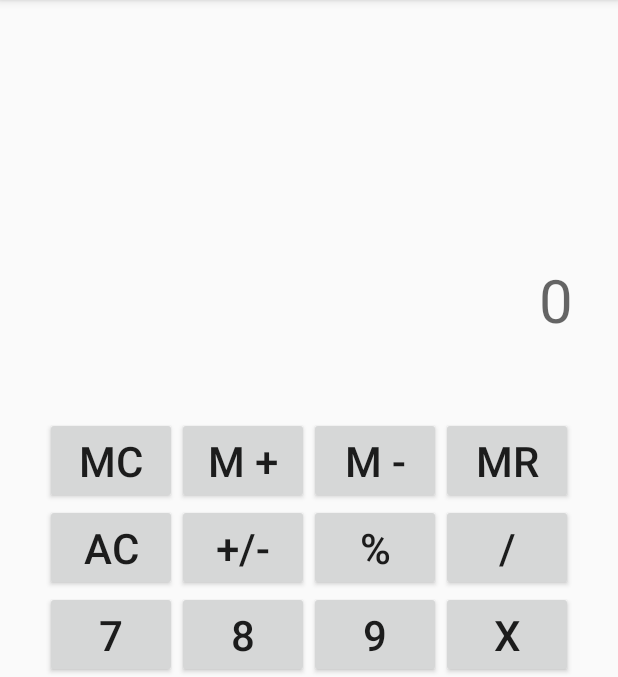
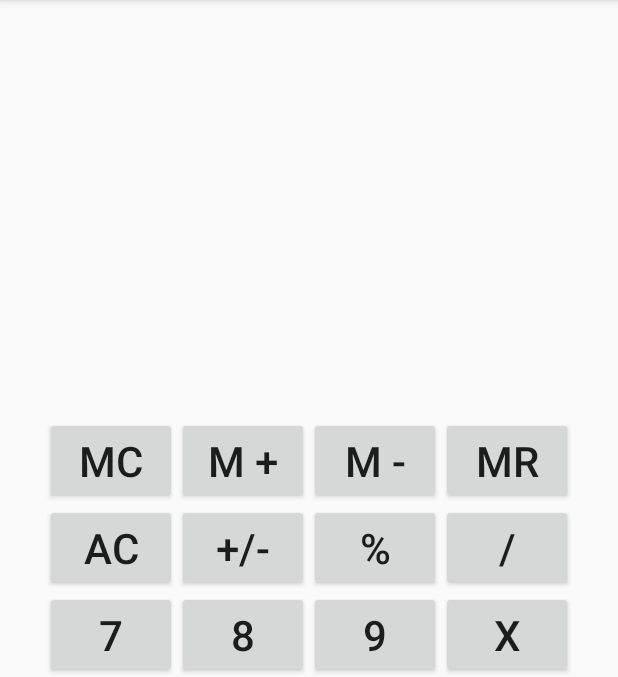
Before and after one commit to jdoble97/Calculadora, an Android app: the screen it shows after launch (MainActivity), on a phone screen of 412 x 824 dp, the part 84-761 px from its top. Run offline under Robolectric (Android 15) with nearby library versions, the phone set to English and light mode, and no system bars.

Commit message:
Operaciones negativas

```diff
--- a/app/src/main/java/com/example/myapplication/Operacion.java
+++ b/app/src/main/java/com/example/myapplication/Operacion.java
@@ -94,7 +94,7 @@ public class Operacion {
         resultado = getOperacion();
         double numero = Double.parseDouble(resultado);
         double decimal = numero % 1;
-        if (decimal>0){
+        if (decimal>0 || decimal<0){
             if(idioma.equals(",")){
                 puntoToComa();
             }
--- a/app/src/main/res/layout/activity_main.xml
+++ b/app/src/main/res/layout/activity_main.xml
@@ -37,7 +37,6 @@
                 android:layout_height="105dp"
                 android:layout_span="4"
                 android:gravity="end"
-                android:hint="0"
                 android:textSize="40sp" />
         </TableRow>
 
```
Also changed, not shown: app/src/main/java/com/example/myapplication/MainActivity.java (+5 -3 lines).
